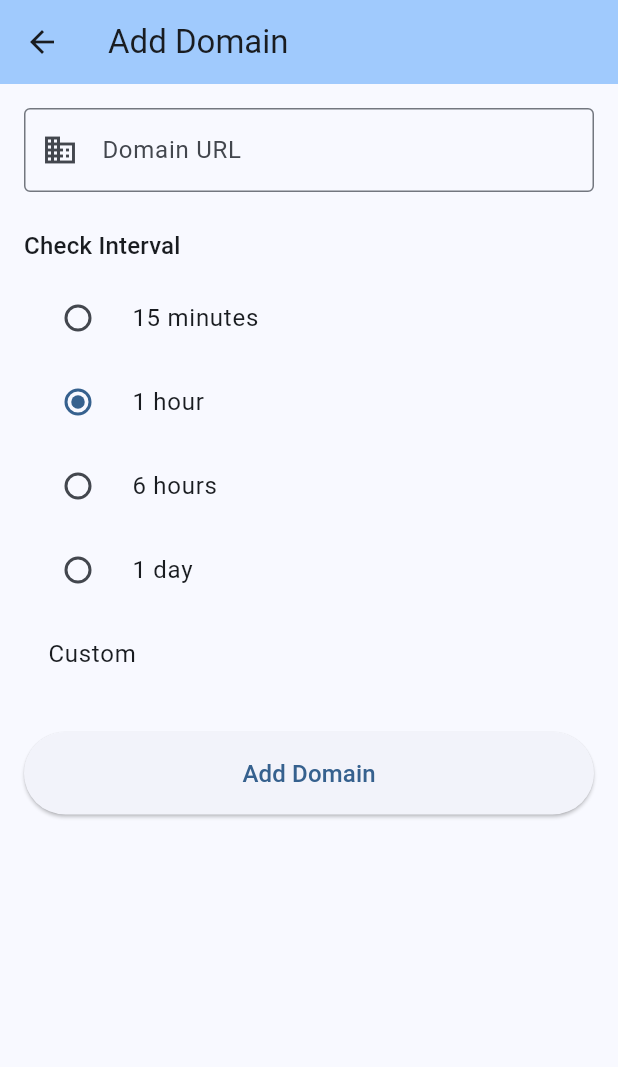
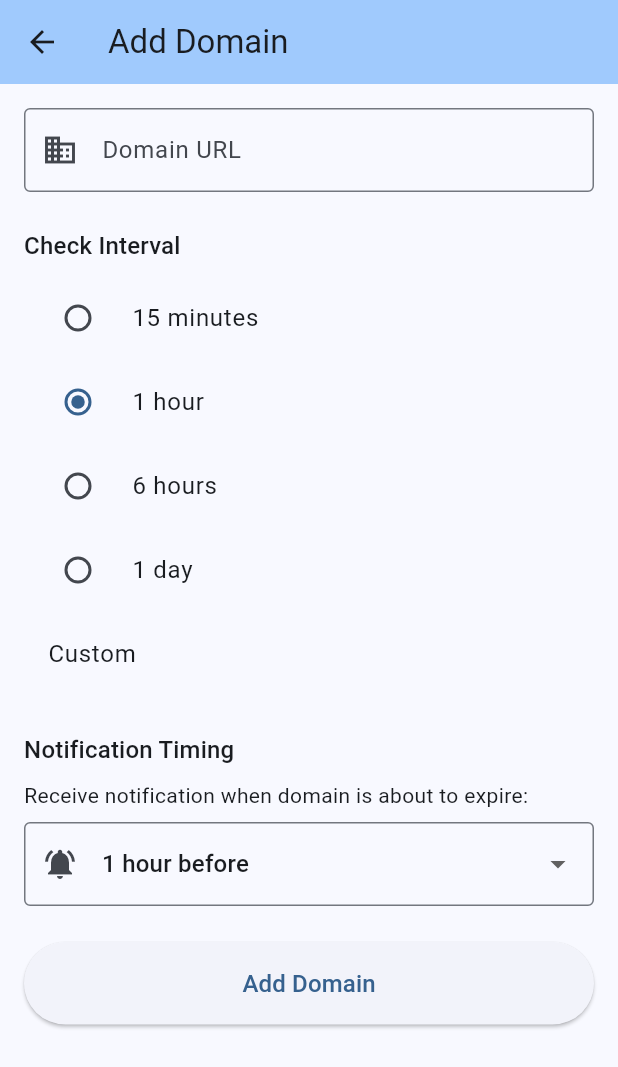
Before and after one commit to md-riaz/Flutter-DomainPulse, a Flutter app: the screen it shows after launch, after a tap on the "add" icon, on a phone screen of 412 x 824 dp. Shown: the top 1067 px of the screen. Run offline on Flutter 3.47's test engine with Material 3 defaults, Android fonts, the phone set to English and light mode, and no system bars; missing offline and left inert: android_alarm_manager_plus.

Commit message:
Remove GitHub APK button, fix Play Store redirect, and add configurable notification timing
Co-authored-by: md-riaz <33659227+md-riaz@users.noreply.github.com>

```diff
--- a/lib/models/domain.dart
+++ b/lib/models/domain.dart
@@ -5,6 +5,7 @@ class Domain {
   final DateTime? lastChecked;
   final DateTime? expiryDate;
   final int alarmId;
+  final Duration notifyBeforeExpiry;
 
   Domain({
     required this.id,
@@ -13,6 +14,7 @@ class Domain {
     this.lastChecked,
     this.expiryDate,
     required this.alarmId,
+    this.notifyBeforeExpiry = const Duration(hours: 1),
   });
 
   Map<String, dynamic> toJson() {
@@ -23,6 +25,7 @@ class Domain {
       'lastChecked': lastChecked?.toIso8601String(),
       'expiryDate': expiryDate?.toIso8601String(),
       'alarmId': alarmId,
+      'notifyBeforeExpiry': notifyBeforeExpiry.inSeconds,
     };
   }
 
@@ -38,6 +41,9 @@ class Domain {
           ? DateTime.parse(json['expiryDate'] as String)
           : null,
       alarmId: json['alarmId'] as int,
+      notifyBeforeExpiry: json['notifyBeforeExpiry'] != null
+          ? Duration(seconds: json['notifyBeforeExpiry'] as int)
+          : const Duration(hours: 1),
     );
   }
 
@@ -48,6 +54,7 @@ class Domain {
     DateTime? lastChecked,
     DateTime? expiryDate,
     int? alarmId,
+    Duration? notifyBeforeExpiry,
   }) {
     return Domain(
       id: id ?? this.id,
@@ -56,6 +63,7 @@ class Domain {
       lastChecked: lastChecked ?? this.lastChecked,
       expiryDate: expiryDate ?? this.expiryDate,
       alarmId: alarmId ?? this.alarmId,
+      notifyBeforeExpiry: notifyBeforeExpiry ?? this.notifyBeforeExpiry,
     );
   }
 }
--- a/lib/screens/domain_form_screen.dart
+++ b/lib/screens/domain_form_screen.dart
@@ -16,6 +16,7 @@ class _DomainFormScreenState extends State<DomainFormScreen> {
   final _formKey = GlobalKey<FormState>();
   late TextEditingController _urlController;
   Duration _selectedInterval = const Duration(hours: 1);
+  Duration _notifyBeforeExpiry = const Duration(hours: 1);
 
   final List<Duration> _intervalOptions = [
     const Duration(minutes: 15),
@@ -24,12 +25,23 @@ class _DomainFormScreenState extends State<DomainFormScreen> {
     const Duration(days: 1),
   ];
 
+  final List<Duration> _notificationOptions = [
+    const Duration(minutes: 30),
+    const Duration(hours: 1),
+    const Duration(hours: 6),
+    const Duration(hours: 12),
+    const Duration(days: 1),
+    const Duration(days: 7),
+    const Duration(days: 30),
+  ];
+
   @override
   void initState() {
     super.initState();
     _urlController = TextEditingController(text: widget.domain?.url ?? '');
     if (widget.domain != null) {
       _selectedInterval = widget.domain!.checkInterval;
+      _notifyBeforeExpiry = widget.domain!.notifyBeforeExpiry;
     }
   }
 
@@ -49,6 +61,16 @@ class _DomainFormScreenState extends State<DomainFormScreen> {
     }
   }
 
+  String _formatNotificationDuration(Duration duration) {
+    if (duration.inMinutes < 60) {
+      return '${duration.inMinutes} minutes before';
+    } else if (duration.inHours < 24) {
+      return '${duration.inHours} hour${duration.inHours > 1 ? 's' : ''} before';
+    } else {
+      return '${duration.inDays} day${duration.inDays > 1 ? 's' : ''} before';
+    }
+  }
+
   Future<void> _saveDomain() async {
     if (_formKey.currentState!.validate()) {
       final domain = Domain(
@@ -58,6 +80,7 @@ class _DomainFormScreenState extends State<DomainFormScreen> {
         lastChecked: widget.domain?.lastChecked,
         expiryDate: widget.domain?.expiryDate,
         alarmId: widget.domain?.alarmId ?? StorageService.generateAlarmId(),
+        notifyBeforeExpiry: _notifyBeforeExpiry,
       );
 
       if (widget.domain == null) {
@@ -139,6 +162,39 @@ class _DomainFormScreenState extends State<DomainFormScreen> {
               },
             ),
             const SizedBox(height: 24),
+            Text(
+              'Notification Timing',
+              style: Theme.of(context).textTheme.titleMedium,
+            ),
+            const SizedBox(height: 8),
+            const Text(
+              'Receive notification when domain is about to expire:',
+              style: TextStyle(fontSize: 14),
+            ),
+            const SizedBox(height: 8),
+            DropdownButtonFormField<Duration>(
+              value: _notificationOptions.contains(_notifyBeforeExpiry)
+                  ? _notifyBeforeExpiry
+                  : _notificationOptions[1],
+              decoration: const InputDecoration(
+                prefixIcon: Icon(Icons.notifications_active),
+                border: OutlineInputBorder(),
+              ),
+              items: _notificationOptions.map((duration) {
+                return DropdownMenuItem(
+                  value: duration,
+                  child: Text(_formatNotificationDuration(duration)),
+                );
+              }).toList(),
+              onChanged: (value) {
+                if (value != null) {
+                  setState(() {
+                    _notifyBeforeExpiry = value;
+                  });
+                }
+              },
+            ),
+            const SizedBox(height: 24),
             ElevatedButton(
               onPressed: _saveDomain,
               style: ElevatedButton.styleFrom(
--- a/lib/screens/home_screen.dart
+++ b/lib/screens/home_screen.dart
@@ -1,5 +1,6 @@
 import 'package:flutter/material.dart';
 import 'package:http/http.dart' as http;
+import 'package:url_launcher/url_launcher.dart';
 import 'dart:convert';
 import '../models/domain.dart';
 import '../services/storage_service.dart';
@@ -88,55 +89,44 @@ class _HomeScreenState extends State<HomeScreen> {
       ),
       body: Column(
         children: [
-          // Install buttons section
+          // Install button section
           Container(
             padding: const EdgeInsets.all(16.0),
             color: Theme.of(context).colorScheme.primaryContainer,
             child: Column(
               children: [
-                Row(
-                  mainAxisAlignment: MainAxisAlignment.spaceEvenly,
-                  children: [
-                    Expanded(
-                      child: ElevatedButton.icon(
-                        onPressed: () {
+                ElevatedButton.icon(
+                  onPressed: () async {
                     // Opens ntfy.sh app on Play Store for notification handling
-                          // URL: https://play.google.com/store/apps/details?id=io.heckel.ntfy
+                    final playStoreUrl = Uri.parse('https://play.google.com/store/apps/details?id=io.heckel.ntfy');
+                    try {
+                      if (await canLaunchUrl(playStoreUrl)) {
+                        await launchUrl(playStoreUrl, mode: LaunchMode.externalApplication);
+                      } else {
+                        if (mounted) {
                           ScaffoldMessenger.of(context).showSnackBar(
                             const SnackBar(
-                              content: Text('Opening Play Store for ntfy.sh app...'),
+                              content: Text('Could not open Play Store'),
                             ),
                           );
+                        }
+                      }
+                    } catch (e) {
+                      if (mounted) {
+                        ScaffoldMessenger.of(context).showSnackBar(
+                          SnackBar(
+                            content: Text('Error opening Play Store: $e'),
+                          ),
+                        );
+                      }
+                    }
                   },
                   icon: const Icon(Icons.notifications),
-                        label: const Text('Install Ntfy'),
+                  label: const Text('Install Ntfy from Play Store'),
                   style: ElevatedButton.styleFrom(
                     padding: const EdgeInsets.symmetric(vertical: 12),
+                    minimumSize: const Size(double.infinity, 48),
                   ),
-                      ),
-                    ),
-                    const SizedBox(width: 16),
-                    Expanded(
-                      child: ElevatedButton.icon(
-                        onPressed: () {
-                          final version = _getAppVersion();
-                          final apkUrl =
-                              'https://github.com/md-riaz/Flutter-DomainPulse/releases/download/v$version/DomainPulse-v$version.apk';
-                          // This would open the URL in a real app
-                          ScaffoldMessenger.of(context).showSnackBar(
-                            SnackBar(
-                              content: Text('Download: $apkUrl'),
-                            ),
-                          );
-                        },
-                        icon: const Icon(Icons.download),
-                        label: const Text('GitHub APK'),
-                        style: ElevatedButton.styleFrom(
-                          padding: const EdgeInsets.symmetric(vertical: 12),
-                        ),
-                      ),
-                    ),
-                  ],
                 ),
                 const SizedBox(height: 8),
                 Text(
@@ -176,7 +166,7 @@ class _HomeScreenState extends State<HomeScreen> {
                           final domain = _domains[index];
                           final isExpiringSoon = domain.expiryDate != null &&
                               domain.expiryDate!
-                                  .isBefore(DateTime.now().add(const Duration(hours: 1)));
+                                  .isBefore(DateTime.now().add(domain.notifyBeforeExpiry));
 
                           return Card(
                             margin: const EdgeInsets.symmetric(
@@ -215,6 +205,10 @@ class _HomeScreenState extends State<HomeScreen> {
                                     ),
                                   Text(
                                     'Check interval: ${_formatInterval(domain.checkInterval)}',
+                                    style: Theme.of(context).textTheme.bodySmall,
+                                  ),
+                                  Text(
+                                    'Notify: ${_formatInterval(domain.notifyBeforeExpiry)} before expiry',
                                     style: Theme.of(context).textTheme.bodySmall,
                                   ),
                                 ],
--- a/lib/screens/settings_screen.dart
+++ b/lib/screens/settings_screen.dart
@@ -212,7 +212,7 @@ class _SettingsScreenState extends State<SettingsScreen> {
                         const ListTile(
                           leading: Icon(Icons.notifications_active),
                           title: Text('Alert Threshold'),
-                          subtitle: Text('1 hour before expiry or past expiry'),
+                          subtitle: Text('Configurable per domain (30m to 30 days before expiry)'),
                           contentPadding: EdgeInsets.zero,
                         ),
                       ],
--- a/lib/services/domain_check_service.dart
+++ b/lib/services/domain_check_service.dart
@@ -49,15 +49,28 @@ class DomainCheckService {
       // Check if domain is expiring soon or expired
       if (expiryDate != null) {
         final now = DateTime.now();
-        final oneHourFromNow = now.add(const Duration(hours: 1));
+        final notifyThreshold = now.add(domain.notifyBeforeExpiry);
 
-        if (expiryDate.isBefore(oneHourFromNow)) {
+        if (expiryDate.isBefore(notifyThreshold)) {
           String message;
           if (expiryDate.isBefore(now)) {
-            message = 'Domain ${domain.url} has expired!';
+            final timeExpired = now.difference(expiryDate);
+            if (timeExpired.inDays > 0) {
+              message = 'Domain ${domain.url} expired ${timeExpired.inDays} day(s) ago!';
+            } else if (timeExpired.inHours > 0) {
+              message = 'Domain ${domain.url} expired ${timeExpired.inHours} hour(s) ago!';
+            } else {
+              message = 'Domain ${domain.url} has expired!';
+            }
           } else {
-            final minutesLeft = expiryDate.difference(now).inMinutes;
-            message = 'Domain ${domain.url} expires in $minutesLeft minutes!';
+            final timeLeft = expiryDate.difference(now);
+            if (timeLeft.inDays > 0) {
+              message = 'Domain ${domain.url} expires in ${timeLeft.inDays} day(s)!';
+            } else if (timeLeft.inHours > 0) {
+              message = 'Domain ${domain.url} expires in ${timeLeft.inHours} hour(s)!';
+            } else {
+              message = 'Domain ${domain.url} expires in ${timeLeft.inMinutes} minute(s)!';
+            }
           }
 
           await NotificationService.sendNotification(
--- a/pubspec.yaml
+++ b/pubspec.yaml
@@ -12,6 +12,7 @@ dependencies:
   http: ^1.1.0
   android_alarm_manager_plus: ^4.0.0
   path_provider: ^2.1.1
+  url_launcher: ^6.2.0
 
 dev_dependencies:
   flutter_test:
```
Also changed, not shown: 3 other files. Lines whose indentation alone changed are shown as unchanged.
